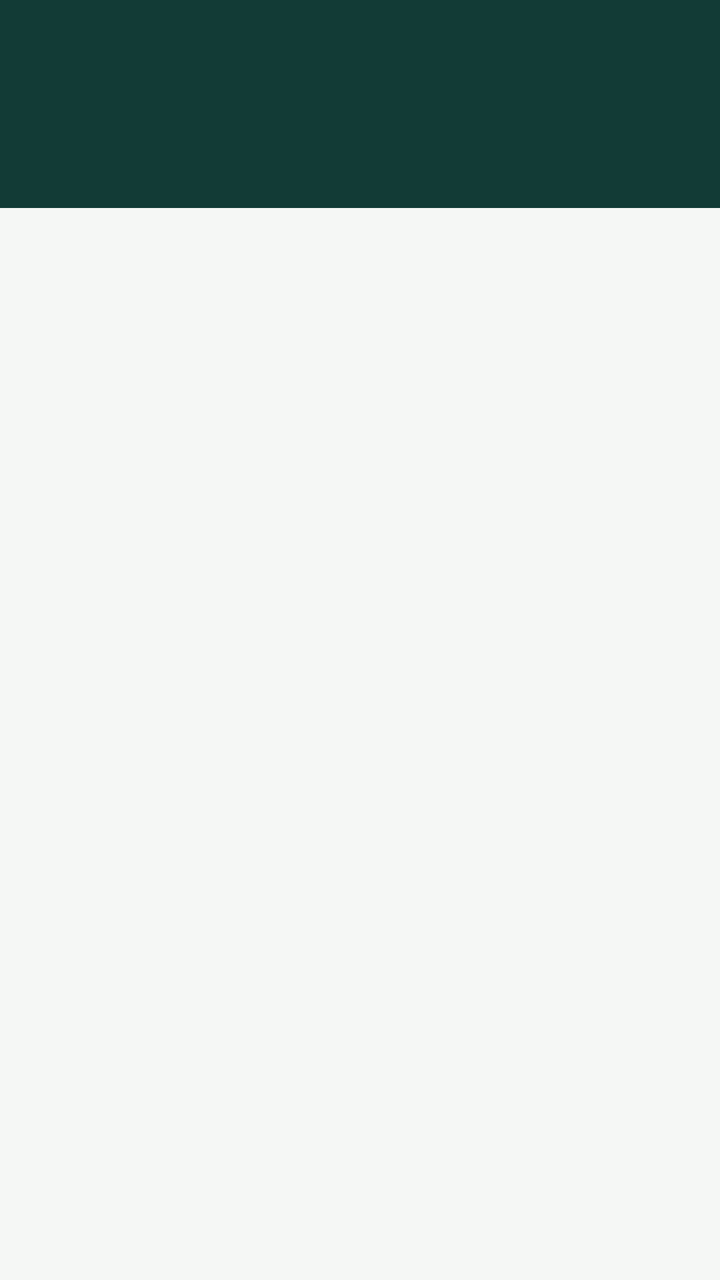
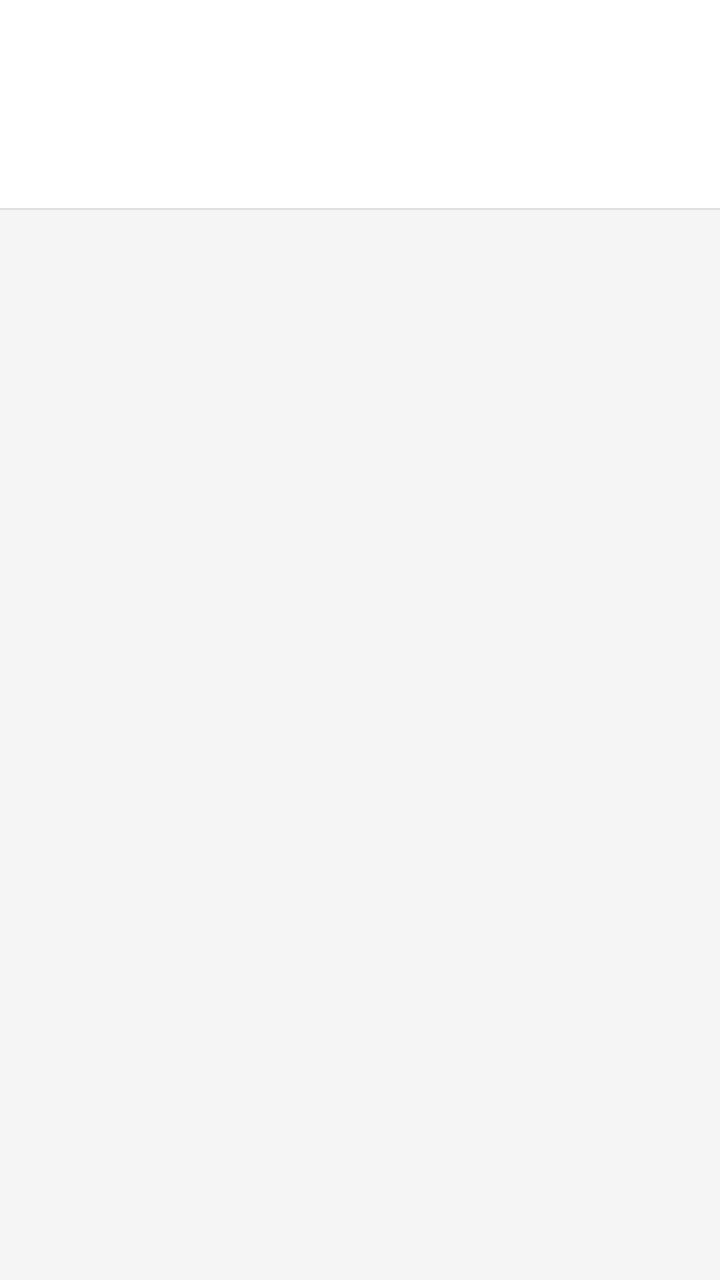

The first picture is an Android layout as it rendered before a commit; the second is the same layout after the commit. The layout source and the unified diff follow.
<!-- AndroidManifest.xml: application theme Theme.ResQNet -->
<!-- res/layout/activity_contacts.xml -->
<?xml version="1.0" encoding="utf-8"?>
<LinearLayout xmlns:android="http://schemas.android.com/apk/res/android"
    android:layout_width="match_parent"
    android:layout_height="match_parent"
    android:orientation="vertical"
    android:background="@color/surface">

    
    <com.google.android.material.appbar.AppBarLayout
        android:id="@+id/appBarLayout"
        android:layout_width="match_parent"
        android:layout_height="wrap_content"
        android:theme="@style/Theme.ResQNet">

        <androidx.appcompat.widget.Toolbar
            android:id="@+id/toolbar"
            android:layout_width="match_parent"
            android:layout_height="?attr/actionBarSize"
            android:background="@color/resq_primary"
            android:title="Contacts" />

        <com.google.android.material.tabs.TabLayout
            android:id="@+id/tabLayout"
            android:layout_width="match_parent"
            android:layout_height="48dp"
            android:background="@color/resq_primary"
            style="@style/Widget.MaterialComponents.TabLayout" />

    </com.google.android.material.appbar.AppBarLayout>

    
    <androidx.viewpager2.widget.ViewPager2
        android:id="@+id/viewPager"
        android:layout_width="match_parent"
        android:layout_height="0dp"
        android:layout_weight="1" />

</LinearLayout>
<!-- resources referenced by this layout -->
<resources>
  <color name="resq_primary">#123B36</color>
  <color name="surface">#F5F7F5</color>
  <style name="Theme.ResQNet" parent="Theme.MaterialComponents.DayNight.NoActionBar">
          
          <item name="colorPrimary">@color/resq_primary</item>
          <item name="colorPrimaryVariant">@color/resq_primary_dark</item>
          <item name="colorOnPrimary">@color/white</item>
          
          <item name="colorSecondary">@color/resq_accent</item>
          <item name="colorSecondaryVariant">@color/resq_accent</item>
          <item name="colorOnSecondary">@color/black</item>
          
          <item name="android:statusBarColor">?attr/colorPrimaryVariant</item>
          <item name="android:fontFamily">sans</item>
          <item name="android:navigationBarColor">@color/surface</item>
          
      </style>
  <color name="resq_primary_dark">#092925</color>
  <color name="white">#FFFFFFFF</color>
  <color name="resq_accent">#F2A93B</color>
  <color name="black">#FF000000</color>
</resources>

<!-- the commit's change to res/layout/activity_contacts.xml (unified diff, before → after) -->
@@ -1,5 +1,6 @@
 <?xml version="1.0" encoding="utf-8"?>
 <LinearLayout xmlns:android="http://schemas.android.com/apk/res/android"
+    xmlns:app="http://schemas.android.com/apk/res-auto"
     android:layout_width="match_parent"
     android:layout_height="match_parent"
     android:orientation="vertical"
@@ -10,21 +11,34 @@
         android:id="@+id/appBarLayout"
         android:layout_width="match_parent"
         android:layout_height="wrap_content"
-        android:theme="@style/Theme.ResQNet">
+        android:background="@color/surface_card"
+        app:elevation="0dp">
 
         <androidx.appcompat.widget.Toolbar
             android:id="@+id/toolbar"
             android:layout_width="match_parent"
             android:layout_height="?attr/actionBarSize"
-            android:background="@color/resq_primary"
+            android:background="@color/surface_card"
+            app:titleTextColor="@color/text_primary"
+            app:navigationIconTint="@color/text_primary"
             android:title="Contacts" />
 
         <com.google.android.material.tabs.TabLayout
             android:id="@+id/tabLayout"
             android:layout_width="match_parent"
             android:layout_height="48dp"
-            android:background="@color/resq_primary"
+            android:background="@color/surface_card"
+            app:tabTextColor="@color/text_muted"
+            app:tabSelectedTextColor="@color/text_primary"
+            app:tabIndicatorColor="@color/text_primary"
+            app:tabIndicatorHeight="2dp"
             style="@style/Widget.MaterialComponents.TabLayout" />
+
+        
+        <View
+            android:layout_width="match_parent"
+            android:layout_height="1dp"
+            android:background="@color/color_divider" />
 
     </com.google.android.material.appbar.AppBarLayout>
 
<!-- resource entries referenced after the edit -->
@@ -1,25 +1,37 @@
 <!-- resources referenced by this layout -->
 <resources>
-  <color name="resq_primary">#123B36</color>
-  <color name="surface">#F5F7F5</color>
+  <color name="color_divider">#E0E0E0</color>
+  <color name="resq_primary">#000000</color>
+  <color name="surface">#F5F5F5</color>
+  <color name="surface_card">#FFFFFF</color>
+  <color name="text_muted">#888888</color>
+  <color name="text_primary">#000000</color>
   <style name="Theme.ResQNet" parent="Theme.MaterialComponents.DayNight.NoActionBar">
           
           <item name="colorPrimary">@color/resq_primary</item>
           <item name="colorPrimaryVariant">@color/resq_primary_dark</item>
           <item name="colorOnPrimary">@color/white</item>
           
-          <item name="colorSecondary">@color/resq_accent</item>
-          <item name="colorSecondaryVariant">@color/resq_accent</item>
-          <item name="colorOnSecondary">@color/black</item>
+          <item name="colorSecondary">@color/resq_primary</item>
+          <item name="colorSecondaryVariant">@color/resq_primary</item>
+          <item name="colorOnSecondary">@color/white</item>
           
-          <item name="android:statusBarColor">?attr/colorPrimaryVariant</item>
-          <item name="android:fontFamily">sans</item>
-          <item name="android:navigationBarColor">@color/surface</item>
+          <item name="android:colorBackground">@color/surface_card</item>
+          <item name="colorSurface">@color/surface_card</item>
+          <item name="colorOnSurface">@color/text_primary</item>
           
+          <item name="android:statusBarColor">@color/resq_primary</item>
+          <item name="android:navigationBarColor">@color/white</item>
+          <item name="android:windowLightStatusBar" tools:targetApi="m">false</item>
+          
+          <item name="materialButtonStyle">@style/Widget.ResQNet.Button</item>
       </style>
-  <color name="resq_primary_dark">#092925</color>
+  <color name="resq_primary_dark">#000000</color>
   <color name="white">#FFFFFFFF</color>
-  <color name="resq_accent">#F2A93B</color>
-  <color name="black">#FF000000</color>
+  <style name="Widget.ResQNet.Button" parent="Widget.MaterialComponents.Button">
+          <item name="backgroundTint">@color/resq_primary</item>
+          <item name="android:textColor">@color/white</item>
+          <item name="cornerRadius">24dp</item>
+      </style>
 </resources>
 
